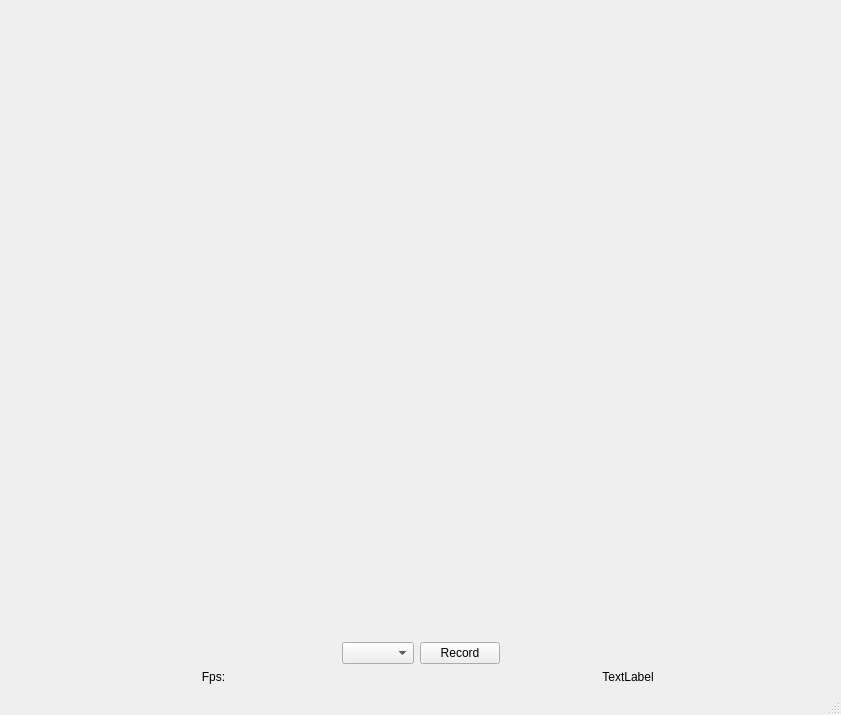
This is pyoscvideo/gui/resources/main_view.ui in Sentire-Dev/pyOscVideo as Qt 5 draws it before an edit. The edited form follows.
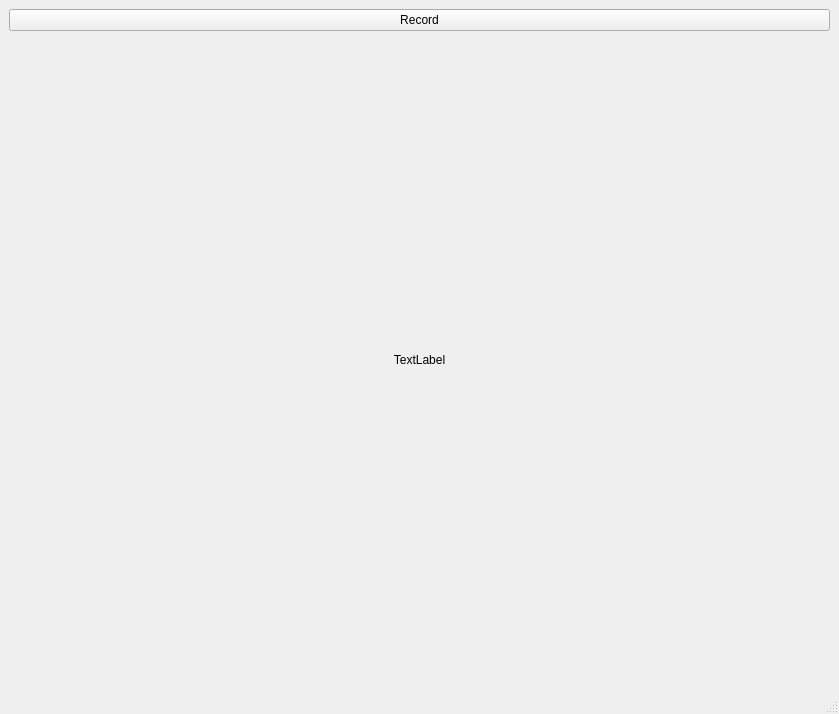
This is the edited form.

Commit message: initial work to support multiple cameras

Diff of the .ui file:
```diff
--- a/pyoscvideo/gui/resources/main_view.ui
+++ b/pyoscvideo/gui/resources/main_view.ui
@@ -6,8 +6,8 @@
    <rect>
     <x>0</x>
     <y>0</y>
-    <width>841</width>
-    <height>715</height>
+    <width>839</width>
+    <height>714</height>
    </rect>
   </property>
   <property name="windowTitle">
@@ -18,62 +18,12 @@
     <item row="0" column="0">
      <layout class="QVBoxLayout" name="verticalLayout">
       <item>
-       <widget class="QLabel" name="imageLabel">
-        <property name="enabled">
-         <bool>true</bool>
-        </property>
-        <property name="sizePolicy">
-         <sizepolicy hsizetype="Preferred" vsizetype="MinimumExpanding">
-          <horstretch>0</horstretch>
-          <verstretch>0</verstretch>
-         </sizepolicy>
-        </property>
-        <property name="minimumSize">
-         <size>
-          <width>1</width>
-          <height>1</height>
-         </size>
-        </property>
-        <property name="sizeIncrement">
-         <size>
-          <width>0</width>
-          <height>0</height>
-         </size>
-        </property>
-        <property name="layoutDirection">
-         <enum>Qt::LeftToRight</enum>
-        </property>
-        <property name="text">
-         <string/>
-        </property>
-        <property name="scaledContents">
-         <bool>false</bool>
-        </property>
-        <property name="alignment">
-         <set>Qt::AlignCenter</set>
-        </property>
-       </widget>
+       <layout class="QGridLayout" name="camerasLayout"/>
       </item>
       <item>
        <layout class="QVBoxLayout" name="verticalLayout_2">
         <item>
          <layout class="QHBoxLayout" name="horizontalLayout">
-          <item>
-           <spacer name="horizontalSpacer_4">
-            <property name="orientation">
-             <enum>Qt::Horizontal</enum>
-            </property>
-            <property name="sizeHint" stdset="0">
-             <size>
-              <width>40</width>
-              <height>20</height>
-             </size>
-            </property>
-           </spacer>
-          </item>
-          <item>
-           <widget class="QComboBox" name="camera_selection_comboBox"/>
-          </item>
           <item>
            <widget class="QPushButton" name="recordButton">
             <property name="enabled">
@@ -123,19 +73,6 @@
             </property>
            </widget>
           </item>
-          <item>
-           <spacer name="horizontalSpacer_2">
-            <property name="orientation">
-             <enum>Qt::Horizontal</enum>
-            </property>
-            <property name="sizeHint" stdset="0">
-             <size>
-              <width>40</width>
-              <height>20</height>
-             </size>
-            </property>
-           </spacer>
-          </item>
          </layout>
         </item>
        </layout>
@@ -144,25 +81,6 @@
     </item>
     <item row="1" column="0">
      <layout class="QHBoxLayout" name="horizontalLayout_2">
-      <item>
-       <widget class="QLabel" name="frame_rate_label">
-        <property name="sizePolicy">
-         <sizepolicy hsizetype="Preferred" vsizetype="Minimum">
-          <horstretch>0</horstretch>
-          <verstretch>0</verstretch>
-         </sizepolicy>
-        </property>
-        <property name="layoutDirection">
-         <enum>Qt::LeftToRight</enum>
-        </property>
-        <property name="text">
-         <string>Fps:</string>
-        </property>
-        <property name="alignment">
-         <set>Qt::AlignCenter</set>
-        </property>
-       </widget>
-      </item>
       <item>
        <widget class="QLabel" name="label">
         <property name="sizePolicy">
```
Left out of the diff: 4 changed lines with no effect on the pictures. The commit also changes 10 other files.
